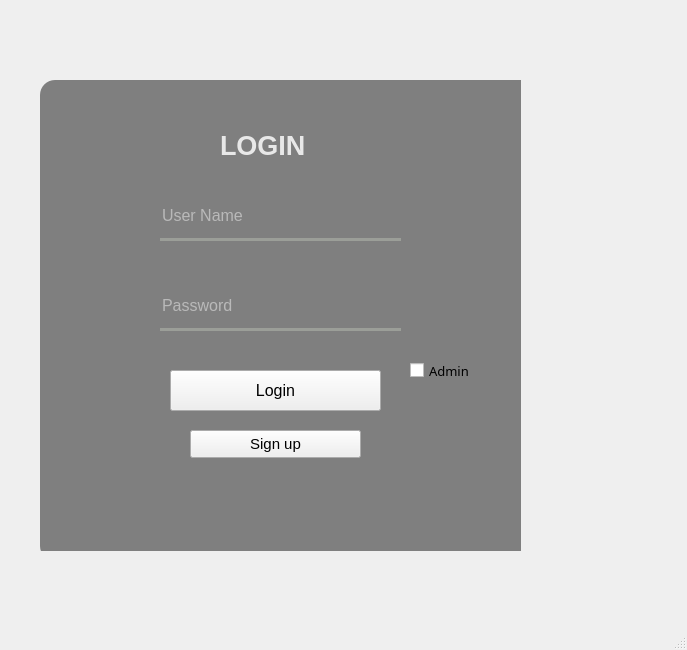
Above: login form.ui from AlphaAnas/database-managment-system-using-SQL-and-PYQT-5-and-PYQT-6 before the change. Below: the same form after it.
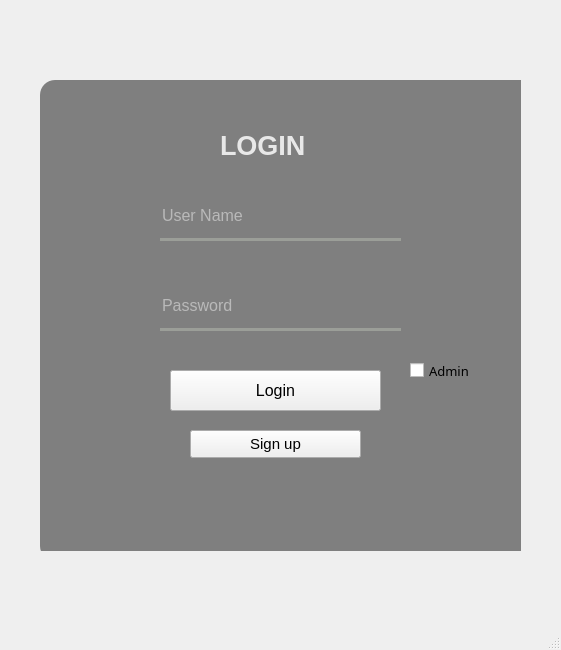
That is the form after the change. Icons and pictures are not drawn.

```diff
--- a/login form.ui
+++ b/login form.ui
@@ -6,7 +6,7 @@
    <rect>
     <x>0</x>
     <y>0</y>
-    <width>687</width>
+    <width>561</width>
     <height>650</height>
    </rect>
   </property>
```
Left out of the diff: 7 changed lines with no effect on the pictures.
